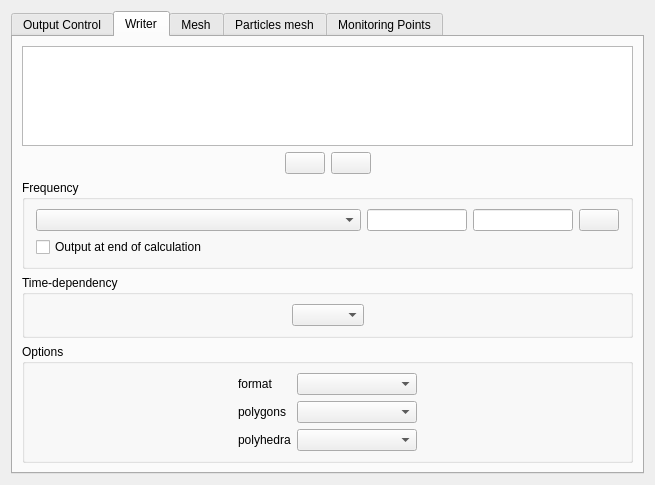
This is gui/Pages/OutputControlForm.ui in code-saturne/code_saturne as Qt 5 draws it before an edit. The edited form follows.
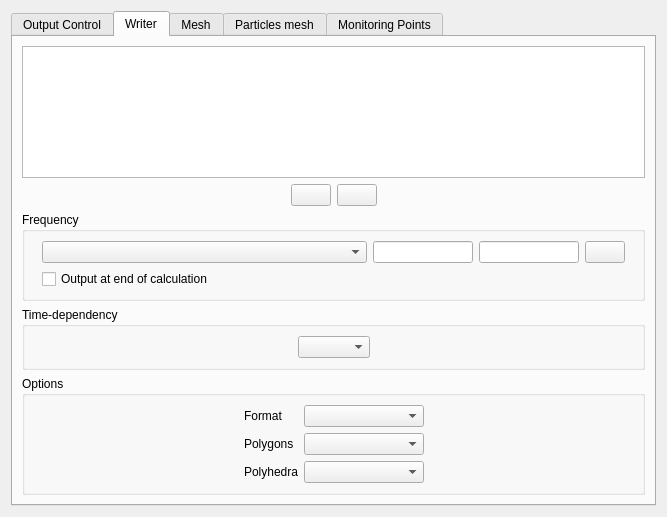
This is the edited form. The open tabs and pages were chosen to show the change. Icons and pictures are not drawn.

```diff
--- a/gui/Pages/OutputControlForm.ui
+++ b/gui/Pages/OutputControlForm.ui
@@ -6,8 +6,8 @@
    <rect>
     <x>0</x>
     <y>0</y>
-    <width>655</width>
-    <height>485</height>
+    <width>667</width>
+    <height>517</height>
    </rect>
   </property>
   <property name="windowTitle">
@@ -249,7 +249,7 @@
               <item row="0" column="0">
                <widget class="QLabel" name="labelformat">
                 <property name="text">
-                 <string>format</string>
+                 <string>Format</string>
                 </property>
                </widget>
               </item>
@@ -266,7 +266,7 @@
               <item row="1" column="0">
                <widget class="QLabel" name="labelPolygon">
                 <property name="text">
-                 <string>polygons</string>
+                 <string>Polygons</string>
                 </property>
                </widget>
               </item>
@@ -283,7 +283,7 @@
               <item row="2" column="0">
                <widget class="QLabel" name="labelPolyhedra">
                 <property name="text">
-                 <string>polyhedra</string>
+                 <string>Polyhedra</string>
                 </property>
                </widget>
               </item>
```
Left out of the diff: 470 changed lines with no effect on the pictures.
